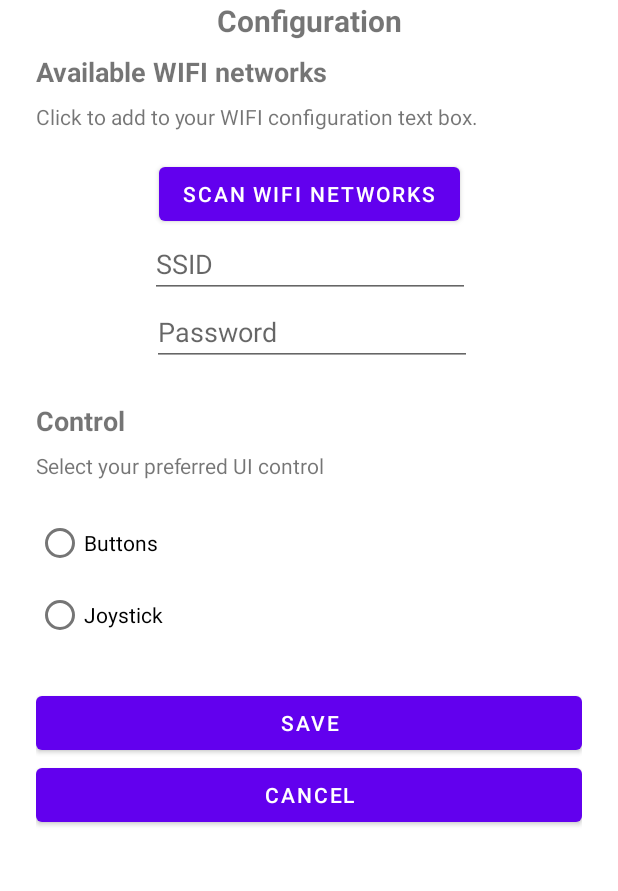
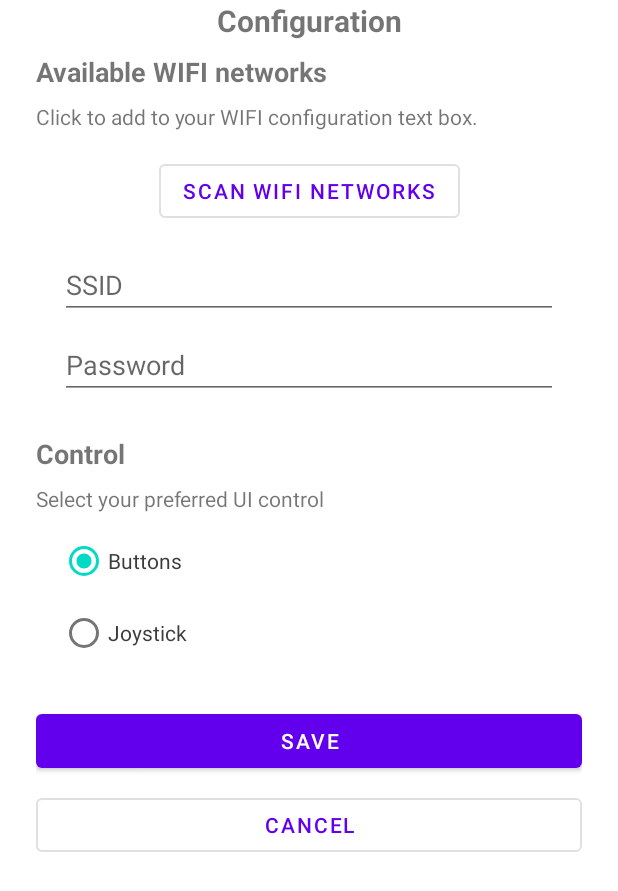
Before and after one commit to pablotoledom/ESP32-CAM-car-android-app, an Android app: the screen it shows after launch (MainActivity), after a tap on "WIFI and Config", on a phone screen of 412 x 824 dp. Shown: the top 891 px of the screen. Run offline under Robolectric (Android 15) with nearby library versions, the light colour scheme and no system bars; libraries missing offline, so code that uses them is left out: com.longdo.mjpegviewer, io.github.controlwear.virtual; 7 statements that could not run were skipped; 1 other tap on this screen came first.

Commit message:
add configuration fragment

```diff
--- a/app/src/main/java/com/theretrocenter/esp32_camandroidapp/ControlCar.java
+++ b/app/src/main/java/com/theretrocenter/esp32_camandroidapp/ControlCarFragment.java
@@ -1,7 +1,6 @@
 package com.theretrocenter.esp32_camandroidapp;
 
 import android.annotation.SuppressLint;
-import android.content.res.Configuration;
 import android.os.Bundle;
 import android.os.StrictMode;
 import android.util.Log;
@@ -24,24 +23,25 @@ import org.apache.http.impl.client.DefaultHttpClient;
 
 import io.github.controlwear.virtual.joystick.android.JoystickView;
 
-public class ControlCar extends Fragment {
+public class ControlCarFragment extends Fragment {
 
     private MainActivity MainActivity = new MainActivity();
     private MjpegView viewer;
     private Boolean ligthOn = false;
     private String lastCommand = "";
-    private String controlType = "buttons";
+
+    Preferences preferences = Preferences.getInstance(MainActivity);
 
     private void carExecuteAction(String command) {
         // Get IP
-        Preferences preferences = Preferences.getInstance(MainActivity);
-        String RemoteWIFICarIP = preferences.getData("RemoteWIFICarIP");
+        //Preferences preferences = Preferences.getInstance(MainActivity);
+        String remoteWIFICarIP = preferences.getData("RemoteWIFICarIP");
 
         // Create http cliient object to send request to server
         HttpClient Client = new DefaultHttpClient();
 
         // Create URL string
-        String URL = "http://" + RemoteWIFICarIP + "/control?command=car&value=" + command;
+        String URL = "http://" + remoteWIFICarIP + "/control?command=car&value=" + command;
 
         Log.i("httpget", URL);
 
@@ -86,7 +86,7 @@ public class ControlCar extends Fragment {
     }
 
     public void showCam() {
-        Preferences preferences = Preferences.getInstance(MainActivity);
+        //Preferences preferences = Preferences.getInstance(MainActivity);
         String RemoteWIFICarIP = preferences.getData("RemoteWIFICarIP");
 
         viewer = (MjpegView) getView().findViewById(R.id.mjpegview);
@@ -112,17 +112,21 @@ public class ControlCar extends Fragment {
             LayoutInflater inflater, ViewGroup container,
             Bundle savedInstanceState
     ) {
-        if (controlType.equals("joystick")) {
+        String carUIControl = preferences.getData("CarUIControl");
+
+        if (carUIControl.equals("joystick")) {
             // Inflate the layout for this fragment
             return inflater.inflate(R.layout.controlcar_joystick, container, false);
         }
 
         return inflater.inflate(R.layout.controlcar_buttons, container, false);
+
     }
-
 
     public void onViewCreated(@NonNull View view, Bundle savedInstanceState) {
         super.onViewCreated(view, savedInstanceState);
+
+        String carUIControl = preferences.getData("CarUIControl");
 
         view.findViewById(R.id.light).setBackgroundResource(R.drawable.ic_light_off);
 
@@ -131,7 +135,7 @@ public class ControlCar extends Fragment {
 
         showCam();
 
-        if (controlType.equals("joystick")) {
+        if (carUIControl.equals("joystick")) {
             final JoystickView joystickRight = (JoystickView) getView().findViewById(R.id.joystickView_right);
             joystickRight.setOnMoveListener(new JoystickView.OnMoveListener() {
                 @SuppressLint("DefaultLocale")
@@ -140,9 +144,7 @@ public class ControlCar extends Fragment {
                     moveCar(joystickRight.getNormalizedX(), joystickRight.getNormalizedY());
                 }
             });
-        }
-
-        if (controlType.equals("buttons")) {
+        } else {
             view.findViewById(R.id.upButton).setOnTouchListener(new View.OnTouchListener() {
                 @Override
                 public boolean onTouch(View v, MotionEvent event) {
@@ -239,7 +241,7 @@ public class ControlCar extends Fragment {
             @Override
             public void onClick(View view) {
                 try {
-                    NavHostFragment.findNavController(ControlCar.this)
+                    NavHostFragment.findNavController(ControlCarFragment.this)
                             .navigate(R.id.action_FirstFragment_to_SecondFragment);
 
                     //when user leaves application
--- a/app/src/main/java/com/theretrocenter/esp32_camandroidapp/MainActivity.java
+++ b/app/src/main/java/com/theretrocenter/esp32_camandroidapp/MainActivity.java
@@ -52,10 +52,10 @@ public class MainActivity extends AppCompatActivity {
         StrictMode.setThreadPolicy(policy);
 
         ProgressDialog dialog=new ProgressDialog(MainActivity.this);
-        /*dialog.setMessage("Searching your Remote WIFI Car on the network. \n\nPlease wait a few minutes.");
+        dialog.setMessage("Searching your Remote WIFI Car on the network. \n\nPlease wait a few minutes.");
         dialog.setCancelable(false);
         dialog.setInverseBackgroundForced(false);
-        dialog.show();*/
+        dialog.show();
 
         new android.os.Handler(Looper.getMainLooper()).postDelayed(
         new Runnable() {
--- a/app/src/main/java/com/theretrocenter/esp32_camandroidapp/SecondFragment.java
+++ b/app/src/main/java/com/theretrocenter/esp32_camandroidapp/SecondFragment.java
@@ -2,17 +2,33 @@ package com.theretrocenter.esp32_camandroidapp;
 
 import android.annotation.SuppressLint;
 import android.os.Bundle;
+import android.util.Base64;
+import android.util.Log;
 import android.view.LayoutInflater;
 import android.view.View;
 import android.view.ViewGroup;
+import android.widget.EditText;
+import android.widget.RadioButton;
+import android.widget.RadioGroup;
 import android.widget.TextView;
 
 import androidx.annotation.NonNull;
 import androidx.fragment.app.Fragment;
 import androidx.navigation.fragment.NavHostFragment;
 
+import org.apache.http.client.HttpClient;
+import org.apache.http.client.ResponseHandler;
+import org.apache.http.client.methods.HttpGet;
+import org.apache.http.impl.client.BasicResponseHandler;
+import org.apache.http.impl.client.DefaultHttpClient;
+
 
 public class SecondFragment extends Fragment {
+
+    private MainActivity MainActivity = new MainActivity();
+
+    Preferences preferences = Preferences.getInstance(MainActivity);
+    String selectedUIControl = "";
 
     @Override
     public View onCreateView(
@@ -26,9 +42,94 @@ public class SecondFragment extends Fragment {
     public void onViewCreated(@NonNull View view, Bundle savedInstanceState) {
         super.onViewCreated(view, savedInstanceState);
 
+        String carUIControl = preferences.getData("CarUIControl");
+        String ssidWIFISaved = preferences.getData("SSIDWIFI");
+
+        EditText ssidWIFIET = view.findViewById(R.id.SSIDWIFIEditText);
+        EditText passWIFIET = view.findViewById(R.id.PassWIFIEditText);
+        ssidWIFIET.setText(ssidWIFISaved);
+
+        if (carUIControl.equals("joystick")) {
+            RadioButton joystickUIControl = view.findViewById(R.id.radioButtonjoystick);
+            joystickUIControl.setChecked(true);
+        } else {
+            RadioButton buttonsUIControl = view.findViewById(R.id.radioButtonButtons);
+            buttonsUIControl.setChecked(true);
+        }
+
+
+        RadioGroup carUIControlRadioGroup = (RadioGroup) view.findViewById(R.id.carUIControlRadioGroup);
+
+        carUIControlRadioGroup.setOnCheckedChangeListener(new RadioGroup.OnCheckedChangeListener() {
+            public void onCheckedChanged(RadioGroup group, int checkedId) {
+                switch(checkedId){
+                    case R.id.radioButtonButtons:
+                        // do operations specific to this selection
+                        selectedUIControl = "buttons";
+                        break;
+                    case R.id.radioButtonjoystick:
+                        // do operations specific to this selection
+                        selectedUIControl = "joystick";
+                        break;
+                }
+            }
+        });
+
         view.findViewById(R.id.scanWIFIBtn).setOnClickListener(new View.OnClickListener() {
             @Override
             public void onClick(View view) {
+                NavHostFragment.findNavController(SecondFragment.this)
+                        .navigate(R.id.action_SecondFragment_to_FirstFragment);
+            }
+        });
+
+        view.findViewById(R.id.saveBtn).setOnClickListener(new View.OnClickListener() {
+            @Override
+            public void onClick(View view) {
+
+                String ssidWIFI = ssidWIFIET.getText().toString();
+                String passWIFI = passWIFIET.getText().toString();
+
+                if (!passWIFI.equals("")) {
+                    preferences.saveData("SSIDWIFI", ssidWIFI);
+
+                    String remoteWIFICarIP = preferences.getData("RemoteWIFICarIP");
+
+                    //String testValue = "Hello, world!";
+                    byte[] ssidB64 = Base64.encode(ssidWIFI.getBytes(), Base64.DEFAULT);
+                    byte[] passB64 = Base64.encode(passWIFI.getBytes(), Base64.DEFAULT);
+
+                    String ssidB64Str = new String(ssidB64);
+                    String passB64Str = new String(passB64);
+
+                    String UIControl = selectedUIControl.equals("buttons") ? "buttonstext" : selectedUIControl;
+
+                    // Create http cliient object to send request to server
+                    HttpClient Client = new DefaultHttpClient();
+
+                    // Create URL string
+                    String URL = "http://" + remoteWIFICarIP + "/control?command=saveconfig&ssid=" + ssidB64Str + "&password=" + passB64Str + "&usercontrol=" + UIControl;
+
+                    Log.i("httpget", URL);
+
+                    try {
+                        String SetServerString = "";
+
+                        // Create Request to server and get response
+                        HttpGet httpget = new HttpGet(URL);
+                        ResponseHandler<String> responseHandler = new BasicResponseHandler();
+                        SetServerString = Client.execute(httpget, responseHandler);
+
+                        // Show response on activity
+                        Log.i("httpget", SetServerString);
+
+                    } catch(Exception ex) {
+                        ex.printStackTrace();
+                    }
+                }
+
+                preferences.saveData("CarUIControl", selectedUIControl);
+
                 NavHostFragment.findNavController(SecondFragment.this)
                         .navigate(R.id.action_SecondFragment_to_FirstFragment);
             }
@@ -41,5 +142,6 @@ public class SecondFragment extends Fragment {
                         .navigate(R.id.action_SecondFragment_to_FirstFragment);
             }
         });
+
     }
 }
--- a/app/src/main/res/layout/fragment_second.xml
+++ b/app/src/main/res/layout/fragment_second.xml
@@ -36,7 +36,7 @@
         <TextView
             android:id="@+id/downTitleText"
             android:layout_width="fill_parent"
-            android:layout_height="37dp"
+            android:layout_height="wrap_content"
             android:layout_marginTop="8dp"
             android:text="@string/wifiDownText"
             app:layout_constraintStart_toStartOf="parent"
@@ -46,43 +46,53 @@
             android:id="@+id/scanWIFIBtn"
             android:layout_width="wrap_content"
             android:layout_height="wrap_content"
+            android:layout_marginTop="16dp"
             android:text="@string/scanWIFIBtn"
             app:layout_constraintEnd_toEndOf="parent"
             app:layout_constraintStart_toStartOf="parent"
-            app:layout_constraintTop_toBottomOf="@+id/downTitleText" />
+            app:layout_constraintTop_toBottomOf="@+id/downTitleText"
+            style="?attr/materialButtonOutlinedStyle"/>
 
         <ListView
             android:id="@+id/WIFIList"
             android:layout_width="match_parent"
             android:layout_height="match_parent"
-            tools:layout_editor_absoluteX="195dp"
-            tools:layout_editor_absoluteY="159dp"
             app:layout_constraintTop_toBottomOf="@+id/scanWIFIBtn" />
 
 
         <EditText
-            android:id="@+id/SSIDWIFI"
-            android:layout_width="wrap_content"
+            android:id="@+id/SSIDWIFIEditText"
+            android:layout_width="fill_parent"
             android:layout_height="wrap_content"
+            android:layout_marginStart="16dp"
+            android:layout_marginLeft="16dp"
+            android:layout_marginTop="16dp"
+            android:layout_marginEnd="16dp"
+            android:layout_marginRight="16dp"
             android:ems="10"
+            android:hint="@string/ssidWIFIText"
             android:inputType="textPersonName"
-            android:hint="@string/ssidWIFIText"
             app:layout_constraintEnd_toEndOf="parent"
             app:layout_constraintHorizontal_bias="0.504"
             app:layout_constraintStart_toStartOf="parent"
             app:layout_constraintTop_toBottomOf="@+id/WIFIList" />
 
         <EditText
-            android:id="@+id/PassWIFI"
-            android:layout_width="wrap_content"
+            android:id="@+id/PassWIFIEditText"
+            android:layout_width="fill_parent"
             android:layout_height="wrap_content"
+            android:layout_marginStart="16dp"
+            android:layout_marginLeft="16dp"
+            android:layout_marginTop="8dp"
+            android:layout_marginEnd="16dp"
+            android:layout_marginRight="16dp"
             android:ems="10"
+            android:hint="@string/passWIFIText"
             android:inputType="textPassword"
-            android:hint="@string/passWIFIText"
             app:layout_constraintEnd_toEndOf="parent"
             app:layout_constraintHorizontal_bias="0.514"
             app:layout_constraintStart_toStartOf="parent"
-            app:layout_constraintTop_toBottomOf="@+id/SSIDWIFI" />
+            app:layout_constraintTop_toBottomOf="@+id/SSIDWIFIEditText" />
 
         <TextView
             android:id="@+id/controlTitle"
@@ -93,35 +103,40 @@
             android:textSize="18dp"
             android:textStyle="bold"
             app:layout_constraintStart_toStartOf="parent"
-            app:layout_constraintTop_toBottomOf="@+id/PassWIFI" />
+            app:layout_constraintTop_toBottomOf="@+id/PassWIFIEditText" />
 
         <TextView
             android:id="@+id/downControlTitleText"
             android:layout_width="fill_parent"
-            android:layout_height="37dp"
+            android:layout_height="wrap_content"
             android:layout_marginTop="8dp"
             android:text="@string/downControlTitleText"
             app:layout_constraintStart_toStartOf="parent"
             app:layout_constraintTop_toBottomOf="@+id/controlTitle" />
 
         <RadioGroup
-            android:id="@+id/radioGroup"
+            android:id="@+id/carUIControlRadioGroup"
             android:layout_width="wrap_content"
             android:layout_height="wrap_content"
-            app:layout_constraintTop_toBottomOf="@+id/downControlTitleText"
-            tools:layout_editor_absoluteX="6dp">
+            android:layout_marginStart="16dp"
+            android:layout_marginLeft="16dp"
+            android:layout_marginTop="8dp"
+            app:layout_constraintStart_toStartOf="parent"
+            app:layout_constraintTop_toBottomOf="@+id/downControlTitleText">
 
             <RadioButton
                 android:id="@+id/radioButtonButtons"
                 android:layout_width="match_parent"
                 android:layout_height="wrap_content"
-                android:text="@string/radioButtonButtons" />
+                android:text="@string/radioButtonButtons"
+                android:textColor="#3C3C3C" />
 
             <RadioButton
                 android:id="@+id/radioButtonjoystick"
                 android:layout_width="match_parent"
                 android:layout_height="wrap_content"
-                android:text="@string/radioButtonjoystick" />
+                android:text="@string/radioButtonjoystick"
+                android:textColor="#3C3C3C" />
         </RadioGroup>
 
         <Button
@@ -133,13 +148,17 @@
             app:layout_constraintEnd_toEndOf="parent"
             app:layout_constraintHorizontal_bias="1.0"
             app:layout_constraintStart_toStartOf="parent"
-            app:layout_constraintTop_toBottomOf="@+id/radioGroup" />
+            app:layout_constraintTop_toBottomOf="@+id/carUIControlRadioGroup" />
 
         <Button
             android:id="@+id/cancelBtn"
+            style="?attr/materialButtonOutlinedStyle"
             android:layout_width="fill_parent"
             android:layout_height="wrap_content"
+            android:layout_marginTop="8dp"
+            android:layout_marginBottom="32dp"
             android:text="@string/cancelBtn"
+            app:layout_constraintBottom_toBottomOf="parent"
             app:layout_constraintEnd_toEndOf="parent"
             app:layout_constraintHorizontal_bias="0.0"
             app:layout_constraintStart_toStartOf="parent"
--- a/app/src/main/res/navigation/nav_graph.xml
+++ b/app/src/main/res/navigation/nav_graph.xml
@@ -7,7 +7,7 @@
 
     <fragment
         android:id="@+id/FirstFragment"
-        android:name="com.theretrocenter.esp32_camandroidapp.ControlCar"
+        android:name="com.theretrocenter.esp32_camandroidapp.ControlCarFragment"
         android:label="@string/first_fragment_label"
         tools:layout="@layout/controlcar_joystick">
 
```
Also changed, not shown: app/src/main/res/drawable/ic_signal_1.xml (added, +8 -0 lines), app/src/main/res/drawable/ic_signal_2.xml (added, +8 -0 lines), app/src/main/res/drawable/ic_signal_3.xml (added, +8 -0 lines), app/src/main/res/drawable/ic_signal_4.xml (added, +8 -0 lines), app/src/main/res/layout/wifi_list.xml (added, +16 -0 lines).
